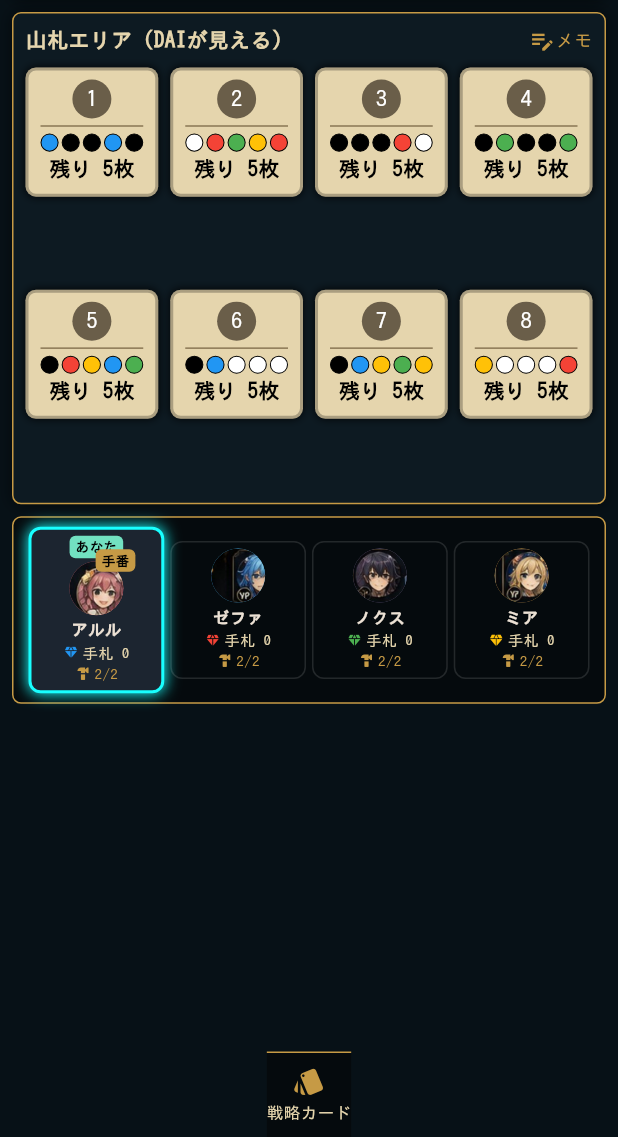
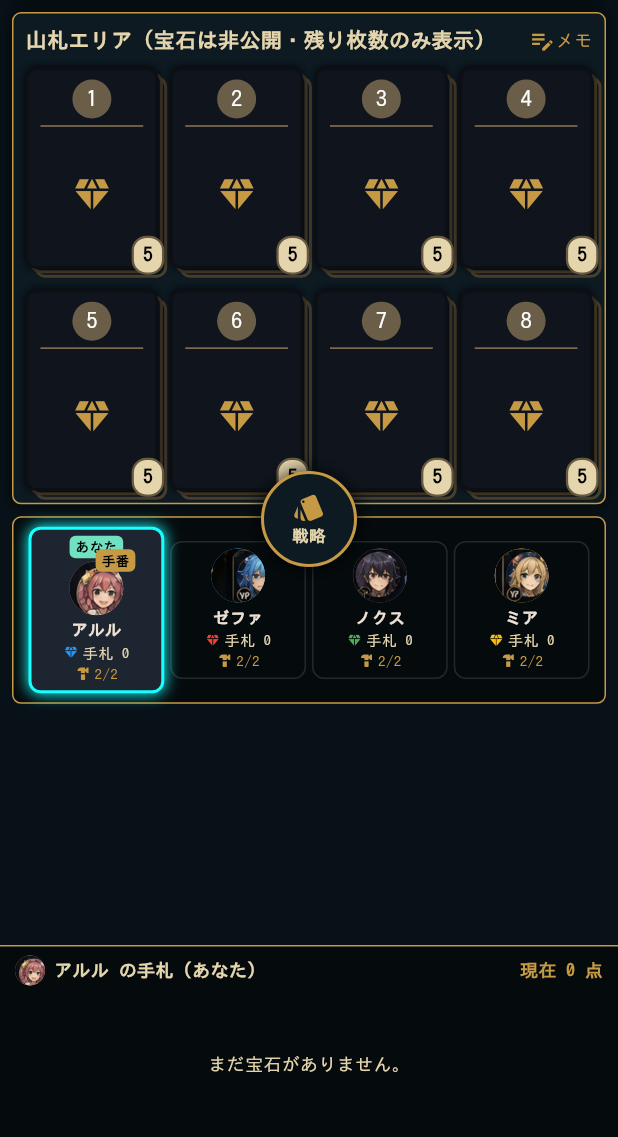
Before and after one commit to perusonao/fakedigger, a Flutter app: the screen it shows after launch, after a tap on the "diamond" icon, on a phone screen of 412 x 824 dp, the part 99-1236 px from its top. Run offline on Flutter 3.47's test engine with Material 3 defaults, Android fonts, the phone set to English and light mode, and no system bars; our stand-ins replace flutter_riverpod, go_router.

Commit message:
下部エリアを手札表示に、戦略ボタンを中央に、山札を裏向き表示に変更
- 画面下部の固定エリアを「戦略カードを開くボタン」から「選択中プレイ
  ヤーの手札を常時表示するエリア」に変更（HandDisplayBar）。プレイ
  ヤーバーのアイコンをタップすると表示対象が切り替わる。自分はおも
  て、他プレイヤーは裏向きで表示（非公開情報）
- 戦略カード一覧を開くボタンをフッターから画面中央部に浮かぶ丸ボタ
  ン（StrategyFab）に変更
- 山札（DeckCard）を、宝石の色が見える表示から、残り枚数に応じて
  最大2枚まで重なる裏向きカードの見た目に変更し、残り枚数バッジを
  カードに重ねて表示するようにした
- 上記のUI変更に合わせてウィジェットテストを更新

```diff
--- a/lib/main.dart
+++ b/lib/main.dart
@@ -16,6 +16,9 @@ final routerProvider = Provider<GoRouter>(
 
 final selectedActionProvider = StateProvider<int?>((ref) => null);
 final selectedDeckProvider = StateProvider<int?>((ref) => null);
+
+/// 下部の手札表示エリアに表示するプレイヤー（既定は自分＝index 0）。
+final selectedPlayerProvider = StateProvider<int>((ref) => 0);
 final memoProvider = StateProvider<String>(
   (ref) => '① 赤 ×　青 ?　黒 ○\n② 赤 ○　青 ?　白 ?\n③ 黄 ?　黒 ○\n④ 青 ?　白 ○',
 );
@@ -235,12 +238,14 @@ class Dashboard extends ConsumerWidget {
   const Dashboard({super.key});
   @override
   Widget build(BuildContext context, WidgetRef ref) {
-    return const Column(
+    return const Stack(
+      children: [
+        Column(
           children: [
             // 盤面（山札）を主役として最大化。プレイヤー表示はその下に配置し、
-        // アイコンタップで各自の手札モーダルを開ける（自分はおもて、他は裏）。
-        // 戦略カードは下部バーからモーダルで開く。ターゲット確認・推理メモは
-        // 盤面上のボタンからいつでも開ける。
+            // アイコンタップで下部の手札表示エリアの対象を切り替える
+            // （自分はおもて、他は裏）。ターゲット確認・推理メモは盤面上の
+            // ボタンからいつでも開ける。
             Expanded(
               child: SingleChildScrollView(
                 padding: EdgeInsets.fromLTRB(8, 8, 8, 8),
@@ -256,42 +261,134 @@ class Dashboard extends ConsumerWidget {
                 ),
               ),
             ),
-        BottomActionBar(),
+            HandDisplayBar(),
+          ],
+        ),
+        // 戦略カードを開くボタンは、フッターではなく画面中央部に浮かせる。
+        Align(alignment: Alignment.center, child: StrategyFab()),
       ],
     );
   }
 }
 
-/// 下部固定バー。戦略カード一覧をモーダルで開く。
-/// 自分の手札はプレイヤーバーの自分アイコンをタップして確認できるため、
-/// ターゲット・メモと同様にここには置かない。
-class BottomActionBar extends ConsumerWidget {
-  const BottomActionBar({super.key});
+/// 画面中央部に浮かべる、戦略カード一覧をモーダルで開くための丸ボタン。
+class StrategyFab extends ConsumerWidget {
+  const StrategyFab({super.key});
   @override
-  Widget build(BuildContext context, WidgetRef ref) => Container(
+  Widget build(BuildContext context, WidgetRef ref) => Material(
+        color: Colors.transparent,
+        child: InkWell(
+          onTap: () => showStrategySheet(context, ref),
+          customBorder: const CircleBorder(),
+          child: Container(
+            width: 64,
+            height: 64,
+            decoration: BoxDecoration(
+              shape: BoxShape.circle,
+              color: panel,
+              border: Border.all(color: gold, width: 2),
+              boxShadow: const [
+                BoxShadow(color: Colors.black87, blurRadius: 10),
+              ],
+            ),
+            child: const Column(
+              mainAxisAlignment: MainAxisAlignment.center,
+              children: [
+                Icon(Icons.style, color: gold, size: 22),
+                Text(
+                  '戦略',
+                  style: TextStyle(
+                    color: parchment,
+                    fontSize: 11,
+                    fontWeight: FontWeight.bold,
+                  ),
+                ),
+              ],
+            ),
+          ),
+        ),
+      );
+}
+
+/// 画面下部固定エリア。プレイヤーバーで選択中のプレイヤーの手札を、
+/// 宝石カードとして常時表示する。自分（index 0）はおもて、
+/// 他プレイヤーは裏向き（非公開情報）で表示する。
+class HandDisplayBar extends ConsumerWidget {
+  const HandDisplayBar({super.key});
+  @override
+  Widget build(BuildContext context, WidgetRef ref) {
+    final state = ref.watch(gameProvider);
+    final selected = ref.watch(selectedPlayerProvider);
+    final player = state.players[selected];
+    final self = isSelf(selected);
+    return Container(
+      height: 128,
       decoration: const BoxDecoration(
         color: Color(0xff050a0d),
         border: Border(top: BorderSide(color: gold)),
       ),
       child: SafeArea(
         top: false,
-          child: InkWell(
-            onTap: () => showStrategySheet(context, ref),
-            child: const Padding(
-              padding: EdgeInsets.symmetric(vertical: 8),
         child: Column(
-                mainAxisSize: MainAxisSize.min,
+          crossAxisAlignment: CrossAxisAlignment.start,
           children: [
-                  Icon(Icons.style, color: gold, size: 22),
-                  SizedBox(height: 2),
-                  Text('戦略カード',
-                      style: TextStyle(color: parchment, fontSize: 11)),
+            Padding(
+              padding: const EdgeInsets.fromLTRB(10, 6, 10, 4),
+              child: Row(
+                children: [
+                  playerAvatar(player, 10),
+                  const SizedBox(width: 6),
+                  Text(
+                    self
+                        ? '${player.name} の手札（あなた）'
+                        : '${player.name} の手札（非公開）',
+                    style: const TextStyle(
+                      color: parchment,
+                      fontWeight: FontWeight.bold,
+                      fontSize: 12,
+                    ),
+                  ),
+                  if (self) ...[
+                    const Spacer(),
+                    Text(
+                      '現在 ${player.score} 点',
+                      style: const TextStyle(
+                        color: gold,
+                        fontWeight: FontWeight.bold,
+                        fontSize: 12,
+                      ),
+                    ),
+                  ],
                 ],
               ),
             ),
+            Expanded(
+              child: player.hand.isEmpty
+                  ? const Center(
+                      child: Text(
+                        'まだ宝石がありません。',
+                        style: TextStyle(color: parchment, fontSize: 12),
+                      ),
+                    )
+                  : ListView(
+                      scrollDirection: Axis.horizontal,
+                      padding: const EdgeInsets.symmetric(horizontal: 10),
+                      children: [
+                        for (final card in player.hand)
+                          Padding(
+                            padding: const EdgeInsets.only(right: 8),
+                            child: self
+                                ? HandTile(card: card)
+                                : const HandBackTile(),
+                          ),
+                      ],
+                    ),
+            ),
+          ],
         ),
       ),
     );
+  }
 }
 
 /// 山札の下に表示する全プレイヤー一覧
@@ -302,6 +399,7 @@ class PlayerBar extends ConsumerWidget {
   Widget build(BuildContext context, WidgetRef ref) {
     final players = ref.watch(gameProvider.select((s) => s.players));
     final current = ref.watch(gameProvider.select((s) => s.currentPlayer));
+    final selected = ref.watch(selectedPlayerProvider);
     return Container(
       padding: const EdgeInsets.symmetric(horizontal: 8, vertical: 6),
       decoration: BoxDecoration(
@@ -319,7 +417,9 @@ class PlayerBar extends ConsumerWidget {
                   player: players[i],
                   active: current == i,
                   self: isSelf(i),
-                  onTap: () => showHandSheet(context, ref, i),
+                  selected: selected == i,
+                  onTap: () =>
+                      ref.read(selectedPlayerProvider.notifier).state = i,
                 ),
               ),
             ),
@@ -329,19 +429,21 @@ class PlayerBar extends ConsumerWidget {
   }
 }
 
-/// プレイヤーバー内の1人分。タップで手札モーダルを開く
+/// プレイヤーバー内の1人分。タップすると下部の手札表示エリアの対象になる
 /// （自分はおもて、他プレイヤーは裏で表示）。
 class PlayerTile extends StatelessWidget {
   const PlayerTile({
     required this.player,
     required this.active,
     required this.self,
+    required this.selected,
     required this.onTap,
     super.key,
   });
   final PlayerState player;
   final bool active;
   final bool self;
+  final bool selected;
   final VoidCallback onTap;
 
   @override
@@ -353,13 +455,17 @@ class PlayerTile extends StatelessWidget {
           decoration: BoxDecoration(
             color: active ? const Color(0xff1c2530) : Colors.transparent,
             border: Border.all(
-              color: active ? Colors.cyanAccent : Colors.white12,
-              width: active ? 2 : 1,
+              color: active
+                  ? Colors.cyanAccent
+                  : (selected ? teal : Colors.white12),
+              width: active || selected ? 2 : 1,
             ),
             borderRadius: BorderRadius.circular(8),
             boxShadow: active
                 ? const [BoxShadow(color: Colors.cyanAccent, blurRadius: 8)]
-                : null,
+                : (selected
+                    ? const [BoxShadow(color: teal, blurRadius: 6)]
+                    : null),
           ),
           child: Column(
             mainAxisSize: MainAxisSize.min,
@@ -550,7 +656,7 @@ class BoardPanel extends ConsumerWidget {
             children: [
               const Expanded(
                 child: Text(
-                  '山札エリア（DAIが見える）',
+                  '山札エリア（宝石は非公開・残り枚数のみ表示）',
                   style:
                       TextStyle(color: parchment, fontWeight: FontWeight.bold),
                 ),
@@ -581,7 +687,6 @@ class BoardPanel extends ConsumerWidget {
               index: i,
               deck: state.decks[i],
               canDig: canDig,
-              dotSize: 18,
               crownColor: state.decks[i].monopolizedBy == null
                   ? null
                   : state.players[state.decks[i].monopolizedBy!].color,
@@ -620,19 +725,22 @@ class DeckCard extends ConsumerWidget {
     required this.deck,
     required this.canDig,
     this.crownColor,
-    this.dotSize = 15,
+    this.iconSize = 28,
     super.key,
   });
   final int index;
   final Deck deck;
   final bool canDig;
   final Color? crownColor;
-  final double dotSize;
+  final double iconSize;
 
   @override
   Widget build(BuildContext context, WidgetRef ref) {
     final enabled = canDig && !deck.isEmpty;
     final selected = ref.watch(selectedDeckProvider) == index;
+    // 山札の厚みを表す背面カード。宝石は裏向きのまま、実際の残り枚数に
+    // 応じて最大2枚まで重ねて見せる。
+    final backLayers = deck.isEmpty ? 0 : (deck.count - 1).clamp(0, 2);
     return Semantics(
       button: true,
       enabled: enabled,
@@ -644,11 +752,28 @@ class DeckCard extends ConsumerWidget {
         child: Stack(
           clipBehavior: Clip.none,
           children: [
+            for (var i = backLayers; i >= 1; i--)
+              Positioned(
+                left: i * 3.0,
+                top: i * 3.0,
+                right: -i * 3.0,
+                bottom: -i * 3.0,
+                child: DecoratedBox(
+                  decoration: BoxDecoration(
+                    color: const Color(0xff0c1620),
+                    borderRadius: BorderRadius.circular(7),
+                    border:
+                        Border.all(color: const Color(0xff4a3f2c), width: 2),
+                  ),
+                ),
+              ),
             AnimatedContainer(
               duration: const Duration(milliseconds: 180),
               padding: const EdgeInsets.symmetric(horizontal: 8, vertical: 6),
               decoration: BoxDecoration(
-                color: deck.isEmpty ? const Color(0xff9a8f77) : parchment,
+                color: deck.isEmpty
+                    ? const Color(0xff23272b)
+                    : const Color(0xff10151d),
                 borderRadius: BorderRadius.circular(7),
                 border: Border.all(
                   color: selected
@@ -674,41 +799,38 @@ class DeckCard extends ConsumerWidget {
                     ),
                   ),
                   const Divider(color: Color(0xff8a7754), height: 10),
-                  Flexible(
-                    child: FittedBox(
-                      fit: BoxFit.scaleDown,
-                      child: Wrap(
-                        spacing: 3,
-                        runSpacing: 3,
-                        alignment: WrapAlignment.center,
-                        children: [
-                          for (final gem in deck.cards)
-                            Container(
-                              width: dotSize,
-                              height: dotSize,
-                              decoration: BoxDecoration(
-                                color: gem.color,
-                                shape: BoxShape.circle,
-                                border: Border.all(color: Colors.black),
+                  Expanded(
+                    child: Center(
+                      child: Icon(
+                        Icons.diamond,
+                        size: iconSize,
+                        color: deck.isEmpty ? Colors.white24 : gold,
+                      ),
                     ),
                   ),
                 ],
               ),
             ),
+            // 残り枚数は、宝石カード（裏）に重ねて右下に表示する。
+            Positioned(
+              right: -4,
+              bottom: -4,
+              child: Container(
+                padding: const EdgeInsets.symmetric(horizontal: 6, vertical: 2),
+                decoration: BoxDecoration(
+                  color: parchment,
+                  borderRadius: BorderRadius.circular(10),
+                  border:
+                      Border.all(color: const Color(0xff695b42), width: 1.5),
                 ),
-                  const SizedBox(height: 2),
-                  FittedBox(
-                    fit: BoxFit.scaleDown,
                 child: Text(
-                      '残り ${deck.count}枚',
+                  '${deck.count}',
                   style: const TextStyle(
                     color: Colors.black,
                     fontWeight: FontWeight.bold,
-                        fontSize: 14,
+                    fontSize: 13,
                   ),
                 ),
-                  ),
-                ],
               ),
             ),
             if (crownColor != null)
@@ -826,53 +948,6 @@ Future<void> confirmAndDig(
               style: const TextStyle(color: parchment)),
         ],
       ),
-    ),
-  );
-}
-
-/// [playerIndex] の手札を確認するモーダル。
-/// 自分（index 0）はおもてで、他プレイヤーは裏向きで表示する（非公開情報）。
-void showHandSheet(BuildContext context, WidgetRef ref, int playerIndex) {
-  showModalBottomSheet<void>(
-    context: context,
-    backgroundColor: panel,
-    builder: (_) => Consumer(
-      builder: (context, ref, __) {
-        final state = ref.watch(gameProvider);
-        final player = state.players[playerIndex];
-        final self = isSelf(playerIndex);
-        return Padding(
-          padding: const EdgeInsets.all(16),
-          child: Column(
-            mainAxisSize: MainAxisSize.min,
-            children: [
-              Text(
-                self
-                    ? '${player.name} の手札（自分）  現在 ${player.score} 点'
-                    : '${player.name} の手札（非公開）',
-                style: const TextStyle(
-                  color: parchment,
-                  fontWeight: FontWeight.bold,
-                ),
-              ),
-              const SizedBox(height: 12),
-              if (player.hand.isEmpty)
-                const Text('まだ宝石がありません。', style: TextStyle(color: parchment))
-              else
-                Wrap(
-                  spacing: 10,
-                  runSpacing: 10,
-                  alignment: WrapAlignment.center,
-                  children: [
-                    for (final card in player.hand)
-                      self ? HandTile(card: card) : const HandBackTile(),
-                  ],
-                ),
-              const SizedBox(height: 8),
-            ],
-          ),
-        );
-      },
     ),
   );
 }
```
Also changed, not shown: 1 other file. Lines whose indentation alone changed are shown as unchanged.
